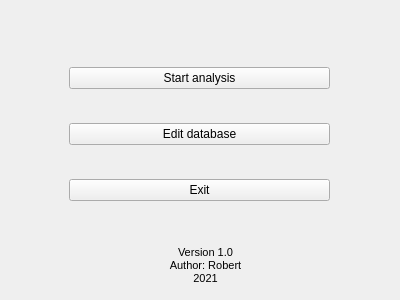
Before: the Qt Designer form UI/welcome_widget.ui in robmaz22/app_students, drawn with Qt 5.
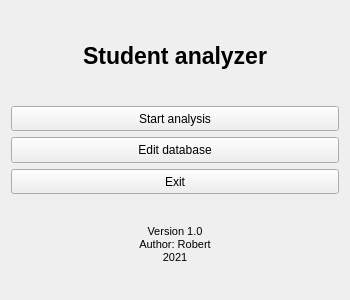
After: the same form once the commit is applied.

Diff of the .ui file:
```diff
--- a/UI/welcome_widget.ui
+++ b/UI/welcome_widget.ui
@@ -6,25 +6,65 @@
    <rect>
     <x>0</x>
     <y>0</y>
-    <width>400</width>
+    <width>350</width>
     <height>300</height>
    </rect>
   </property>
+  <property name="sizePolicy">
+   <sizepolicy hsizetype="Expanding" vsizetype="Expanding">
+    <horstretch>0</horstretch>
+    <verstretch>0</verstretch>
+   </sizepolicy>
+  </property>
+  <property name="minimumSize">
+   <size>
+    <width>350</width>
+    <height>300</height>
+   </size>
+  </property>
+  <property name="maximumSize">
+   <size>
+    <width>99999</width>
+    <height>99999</height>
+   </size>
+  </property>
   <property name="windowTitle">
    <string>Form</string>
   </property>
-  <widget class="QWidget" name="verticalLayoutWidget">
-   <property name="geometry">
-    <rect>
-     <x>69</x>
-     <y>39</y>
-     <width>261</width>
-     <height>191</height>
-    </rect>
-   </property>
+  <layout class="QVBoxLayout" name="verticalLayout_2">
+   <item>
+    <widget class="QLabel" name="label_2">
+     <property name="sizePolicy">
+      <sizepolicy hsizetype="Preferred" vsizetype="Preferred">
+       <horstretch>0</horstretch>
+       <verstretch>0</verstretch>
+      </sizepolicy>
+     </property>
+     <property name="font">
+      <font>
+       <pointsize>17</pointsize>
+       <weight>75</weight>
+       <bold>true</bold>
+      </font>
+     </property>
+     <property name="text">
+      <string>Student analyzer</string>
+     </property>
+     <property name="alignment">
+      <set>Qt::AlignCenter</set>
+     </property>
+    </widget>
+   </item>
+   <item>
    <layout class="QVBoxLayout" name="verticalLayout">
     <item>
      <widget class="QPushButton" name="pushButton">
+       <property name="sizePolicy">
+        <sizepolicy hsizetype="Minimum" vsizetype="Minimum">
+         <horstretch>0</horstretch>
+         <verstretch>0</verstretch>
+        </sizepolicy>
+       </property>
       <property name="text">
        <string>Start analysis</string>
       </property>
@@ -32,6 +72,12 @@
     </item>
     <item>
      <widget class="QPushButton" name="pushButton_2">
+       <property name="sizePolicy">
+        <sizepolicy hsizetype="Minimum" vsizetype="Minimum">
+         <horstretch>0</horstretch>
+         <verstretch>0</verstretch>
+        </sizepolicy>
+       </property>
       <property name="text">
        <string>Edit database</string>
       </property>
@@ -39,21 +85,26 @@
     </item>
     <item>
      <widget class="QPushButton" name="pushButton_3">
+       <property name="sizePolicy">
+        <sizepolicy hsizetype="Minimum" vsizetype="Minimum">
+         <horstretch>0</horstretch>
+         <verstretch>0</verstretch>
+        </sizepolicy>
+       </property>
       <property name="text">
        <string>Exit</string>
       </property>
      </widget>
     </item>
    </layout>
-  </widget>
+   </item>
+   <item>
   <widget class="QLabel" name="label">
-   <property name="geometry">
-    <rect>
-     <x>160</x>
-     <y>240</y>
-     <width>91</width>
-     <height>51</height>
-    </rect>
+     <property name="sizePolicy">
+      <sizepolicy hsizetype="Preferred" vsizetype="Preferred">
+       <horstretch>0</horstretch>
+       <verstretch>0</verstretch>
+      </sizepolicy>
    </property>
    <property name="font">
     <font>
@@ -69,6 +120,8 @@
     <set>Qt::AlignCenter</set>
    </property>
   </widget>
+   </item>
+  </layout>
  </widget>
  <resources/>
  <connections/>
```
Lines whose indentation alone changed are shown as unchanged.
